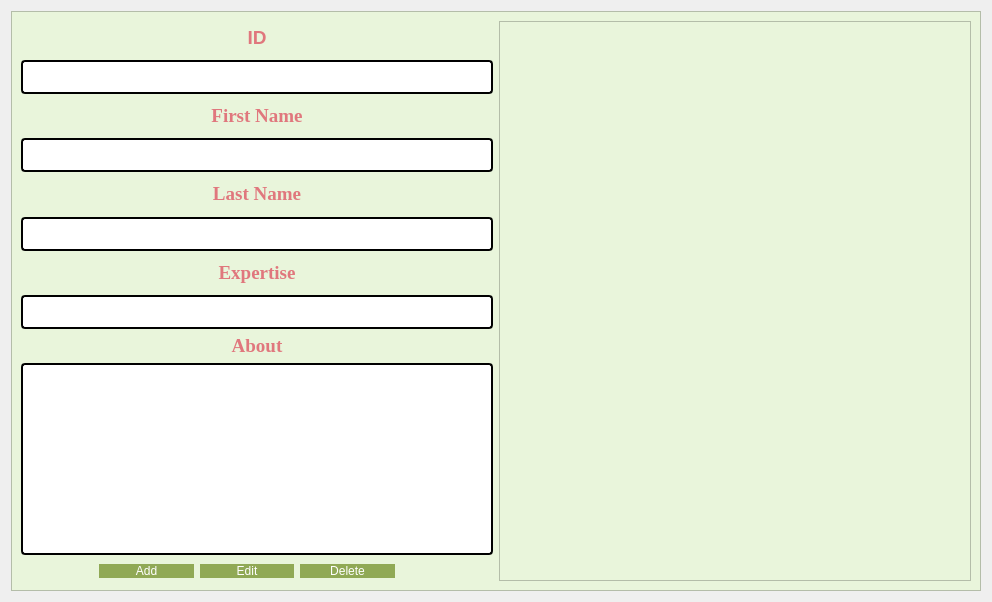
Qt form ManageAuthors.ui (salmajaghoua23/Library) before a commit.
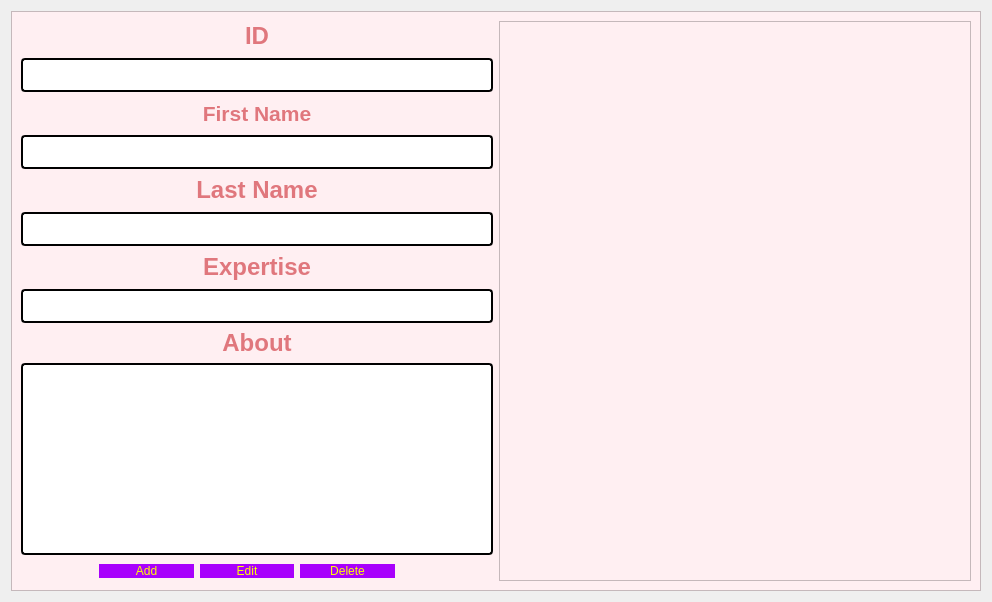
The same form after that commit.

```diff
--- a/ManageAuthors.ui
+++ b/ManageAuthors.ui
@@ -20,7 +20,7 @@
    <item>
     <widget class="QFrame" name="frame">
      <property name="styleSheet">
-      <string notr="true">background-color:#e9f5db;</string>
+      <string notr="true">background-color:rgb(255, 239, 242)</string>
      </property>
      <property name="frameShape">
       <enum>QFrame::StyledPanel</enum>
@@ -49,7 +49,7 @@
 li.unchecked::marker { content: &quot;\2610&quot;; }
 li.checked::marker { content: &quot;\2612&quot;; }
 &lt;/style&gt;&lt;/head&gt;&lt;body style=&quot; font-family:'Comic Sans MS'; font-size:10pt; font-weight:400; font-style:normal;&quot;&gt;
-&lt;p align=&quot;center&quot; style=&quot; margin-top:0px; margin-bottom:0px; margin-left:0px; margin-right:0px; -qt-block-indent:0; text-indent:0px;&quot;&gt;&lt;span style=&quot; font-family:'georgia'; font-size:14pt; font-weight:700; color:#e0777d;&quot;&gt;ID&lt;/span&gt;&lt;/p&gt;&lt;/body&gt;&lt;/html&gt;</string>
+&lt;p align=&quot;center&quot; style=&quot; margin-top:0px; margin-bottom:0px; margin-left:0px; margin-right:0px; -qt-block-indent:0; text-indent:0px;&quot;&gt;&lt;span style=&quot; font-family:'georgia'; font-size:18pt; font-weight:700; color:#e0777d;&quot;&gt;ID&lt;/span&gt;&lt;/p&gt;&lt;/body&gt;&lt;/html&gt;</string>
               </property>
              </widget>
             </item>
@@ -84,7 +84,7 @@
 font: 10pt &quot;Comic Sans MS&quot;;</string>
               </property>
               <property name="text">
-               <string>&lt;html&gt;&lt;head/&gt;&lt;body&gt;&lt;p align=&quot;center&quot;&gt;&lt;span style=&quot; font-family:georgia;font-size:14pt; font-weight:700; color:#e0777d;&quot;&gt;First Name&lt;/span&gt;&lt;/p&gt;&lt;/body&gt;&lt;/html&gt;</string>
+               <string>&lt;html&gt;&lt;head/&gt;&lt;body&gt;&lt;p align=&quot;center&quot;&gt;&lt;span style=&quot; font-family:'georgia'; font-size:16pt; font-weight:700; color:#e0777d;&quot;&gt;First Name&lt;/span&gt;&lt;/p&gt;&lt;/body&gt;&lt;/html&gt;</string>
               </property>
              </widget>
             </item>
@@ -112,7 +112,7 @@
 font: 10pt &quot;Comic Sans MS&quot;;</string>
               </property>
               <property name="text">
-               <string>&lt;html&gt;&lt;head/&gt;&lt;body&gt;&lt;p align=&quot;center&quot;&gt;&lt;span style=&quot; font-size:14pt;font-family:georgia; font-weight:700; color:#e0777d;&quot;&gt;Last Name&lt;/span&gt;&lt;/p&gt;&lt;/body&gt;&lt;/html&gt;</string>
+               <string>&lt;html&gt;&lt;head/&gt;&lt;body&gt;&lt;p align=&quot;center&quot;&gt;&lt;span style=&quot; font-family:'georgia'; font-size:18pt; font-weight:700; color:#e0777d;&quot;&gt;Last Name&lt;/span&gt;&lt;/p&gt;&lt;/body&gt;&lt;/html&gt;</string>
               </property>
              </widget>
             </item>
@@ -140,7 +140,7 @@
 font: 10pt &quot;Comic Sans MS&quot;;</string>
               </property>
               <property name="text">
-               <string>&lt;html&gt;&lt;head/&gt;&lt;body&gt;&lt;p align=&quot;center&quot;&gt;&lt;span style=&quot; font-size:14pt;font-family:georgia; font-weight:700; color:#e0777d;&quot;&gt;Expertise&lt;/span&gt;&lt;/p&gt;&lt;/body&gt;&lt;/html&gt;</string>
+               <string>&lt;html&gt;&lt;head/&gt;&lt;body&gt;&lt;p align=&quot;center&quot;&gt;&lt;span style=&quot; font-family:'georgia'; font-size:18pt; font-weight:700; color:#e0777d;&quot;&gt;Expertise&lt;/span&gt;&lt;/p&gt;&lt;/body&gt;&lt;/html&gt;</string>
               </property>
              </widget>
             </item>
@@ -168,7 +168,7 @@
 font: 15pt &quot;georgie&quot;;</string>
               </property>
               <property name="text">
-               <string>&lt;html&gt;&lt;head/&gt;&lt;body&gt;&lt;p align=&quot;center&quot;&gt;&lt;span style=&quot; font-size:14pt;font-family:georgia; font-weight:700; color:#e0777d;&quot;&gt;About&lt;/span&gt;&lt;/p&gt;&lt;/body&gt;&lt;/html&gt;</string>
+               <string>&lt;html&gt;&lt;head/&gt;&lt;body&gt;&lt;p align=&quot;center&quot;&gt;&lt;span style=&quot; font-family:'georgia'; font-size:18pt; font-weight:700; color:#e0777d;&quot;&gt;About&lt;/span&gt;&lt;/p&gt;&lt;/body&gt;&lt;/html&gt;</string>
               </property>
              </widget>
             </item>
@@ -211,11 +211,12 @@
                 <property name="styleSheet">
                  <string notr="true">QPushButton
 { 
-	border-radius:10px;
-	font: 10pt &quot;georgia&quot;;
-	background-color: #90a955;
-	padding : 0 10px;
-	color: rgb(255, 255, 255);
+	border-radius:15px;
+	font: 16pt &quot;georgia&quot;;
+	background-color:rgb(168, 0, 252);
+	padding : 0 4px;
+	border-radius:20px;
+	color:rgb(255, 255, 0)
 }
 
 
@@ -237,11 +238,11 @@
                  <string notr="true">QPushButton
 { 
 	border-radius:15px;
-	font: 10pt &quot;georgia&quot;;
-	background-color: #90a955;
+	font: 16pt &quot;georgia&quot;;
+	background-color:rgb(168, 0, 252);
 	padding : 0 4px;
-	border-radius:10px;
-	color: rgb(255, 255, 255);
+	border-radius:20px;
+	color:rgb(255, 255, 0)
 }
 
 
@@ -263,11 +264,11 @@
                  <string notr="true">QPushButton
 { 
 	border-radius:15px;
-	font: 10pt &quot;georgia&quot;;
-	background-color: #90a955;
+	font: 16pt &quot;georgia&quot;;
+	background-color:rgb(168, 0, 252);
 	padding : 0 4px;
-	border-radius:10px;
-	color: rgb(255, 255, 255);
+	border-radius:20px;
+	color:rgb(255, 255, 0)
 }
 
 
```
Left out of the diff: 18 changed lines with no effect on the pictures.
